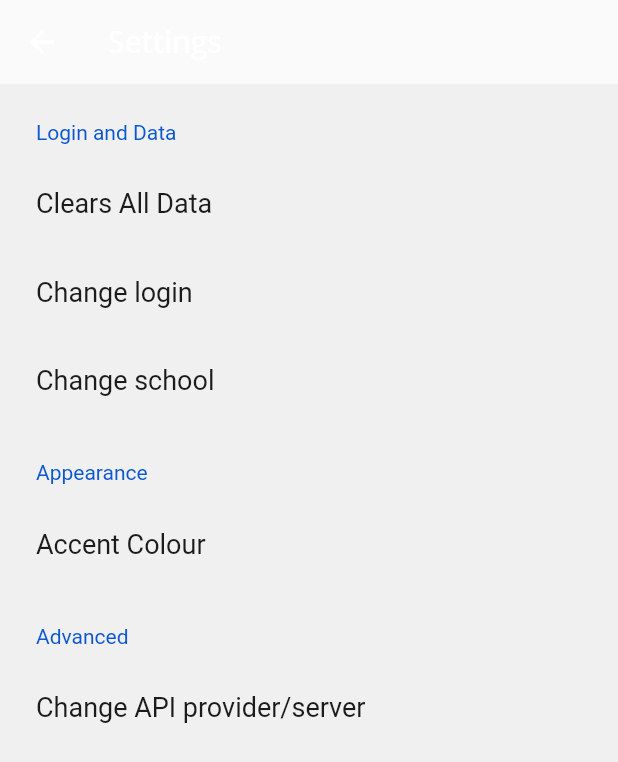
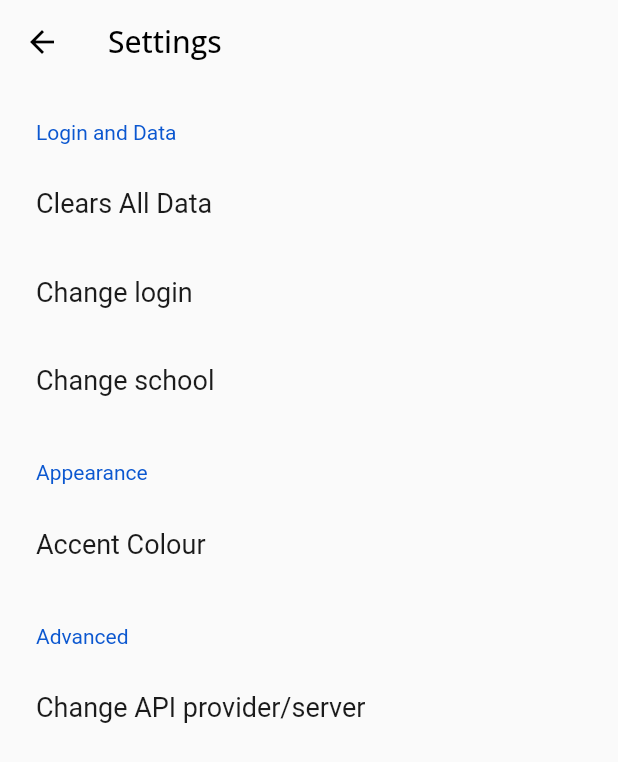
Before and after one commit to jumpyjacko/resentral_flutter, a Flutter app: the HomePage screen opened directly, after a tap on the "settings" icon, on a phone screen of 412 x 824 dp. Shown: the top 762 px of the screen. Run offline on Flutter 3.47's test engine with Material 2 defaults, Android fonts, the phone set to English and light mode, and no system bars; drawn by our look-alikes of settings_ui; our stand-ins replace after_layout, animated_text_kit, google_fonts, shared_preferences; accounts and stored records are empty; network calls fail.

Commit message:
Fixed icon colors in Light Theme

```diff
--- a/lib/main.dart
+++ b/lib/main.dart
@@ -45,7 +45,7 @@ class MyApp extends StatelessWidget {
           secondary: Colors.blue.shade50,
         ),
       ),
-      home: new Splash(),
+      home: Splash(),
     );
   }
 }
@@ -62,11 +62,11 @@ class _SplashState extends State<Splash> with AfterLayoutMixin<Splash> {
 
     if (_seen) {
       Navigator.of(context).pushReplacement(
-          new MaterialPageRoute(builder: (context) => new HomePage()));
+          MaterialPageRoute(builder: (context) => const HomePage()));
     } else {
       await prefs.setBool('seen', true);
       Navigator.of(context).pushReplacement(
-          new MaterialPageRoute(builder: (context) => new LoginPage()));
+          MaterialPageRoute(builder: (context) => const LoginPage()));
     }
   }
 
@@ -77,8 +77,9 @@ class _SplashState extends State<Splash> with AfterLayoutMixin<Splash> {
   Widget build(BuildContext context) {
     return Scaffold(
       backgroundColor: Theme.of(context).colorScheme.background,
-      body: new Center(
-        child: new Text('Loading...'),
+      body: Center(
+        child: CircularProgressIndicator(
+            color: Theme.of(context).colorScheme.onBackground),
       ),
     );
   }
@@ -96,18 +97,18 @@ class _HomePageState extends State<HomePage> {
   bool inSettings = false;
 
   final screens = [
-    DailyTimetablePage(),
-    AnnouncementsPage(),
-    Center(child: Text("other")),
+    const DailyTimetablePage(),
+    const AnnouncementsPage(),
+    const Center(child: Text("other")),
   ];
 
   @override
   Widget build(BuildContext context) {
     return Scaffold(
       backgroundColor: Theme.of(context).colorScheme.background,
-      body: inSettings ? SettingsPage() : screens[index],
+      body: inSettings ? const SettingsPage() : screens[index],
       bottomNavigationBar: Container(
-        margin: EdgeInsets.only(left: 50, right: 50),
+        margin: const EdgeInsets.only(left: 50, right: 50),
         child: NavigationBarTheme(
           data: NavigationBarThemeData(
             backgroundColor: Theme.of(context).colorScheme.background,
@@ -145,6 +146,7 @@ class _HomePageState extends State<HomePage> {
         elevation: 0.0,
         leading: IconButton(
           icon: const Icon(Icons.settings),
+          color: Theme.of(context).colorScheme.onBackground,
           tooltip: 'Settings',
           onPressed: () => Navigator.of(context).push(
               MaterialPageRoute(builder: (context) => const SettingsPage())),
@@ -152,6 +154,7 @@ class _HomePageState extends State<HomePage> {
         actions: [
           IconButton(
             icon: const Icon(Icons.replay),
+            color: Theme.of(context).colorScheme.onBackground,
             tooltip: 'Refresh',
             onPressed: () {},
           )
--- a/lib/pages/settings.dart
+++ b/lib/pages/settings.dart
@@ -15,6 +15,12 @@ class _SettingsPageState extends State<SettingsPage> {
     return Scaffold(
       backgroundColor: Theme.of(context).colorScheme.background,
       body: SettingsList(
+        lightTheme: SettingsThemeData(
+          settingsListBackground: Theme.of(context).colorScheme.background,
+        ),
+        darkTheme: SettingsThemeData(
+          settingsListBackground: Theme.of(context).colorScheme.background,
+        ),
         sections: [
           SettingsSection(
             title: Text("Login and Data"),
@@ -26,21 +32,32 @@ class _SettingsPageState extends State<SettingsPage> {
                   prefs.clear();
                 },
               ),
-              SettingsTile.navigation(title: Text("Change login")),
-              SettingsTile.navigation(title: Text("Change school")),
+              SettingsTile.navigation(
+                title: Text("Change login"),
+                enabled: false,
+              ),
+              SettingsTile.navigation(
+                title: Text("Change school"),
+                enabled: false,
+              ),
             ],
           ),
           SettingsSection(
             title: Text("Appearance"),
             tiles: [
-              SettingsTile.navigation(title: Text("Accent Colour")),
+              SettingsTile.navigation(
+                title: Text("Accent Colour"),
+                enabled: false,
+              ),
             ],
           ),
           SettingsSection(
             title: Text("Advanced"),
             tiles: [
               SettingsTile.navigation(
-                  title: Text("Change API provider/server")),
+                title: Text("Change API provider/server"),
+                enabled: false,
+              ),
             ],
           ),
         ],
@@ -48,9 +65,12 @@ class _SettingsPageState extends State<SettingsPage> {
       appBar: AppBar(
         backgroundColor: Theme.of(context).colorScheme.background,
         elevation: 0.0,
-        title: Text("Settings"),
+        title: Text("Settings",
+            style:
+                TextStyle(color: Theme.of(context).colorScheme.onBackground)),
         leading: IconButton(
           icon: const Icon(Icons.arrow_back),
+          color: Theme.of(context).colorScheme.onBackground,
           tooltip: 'Back',
           onPressed: () => Navigator.of(context).pop(),
         ),
```
Also changed, not shown: lib/pages/login.dart (+11 -11 lines).
